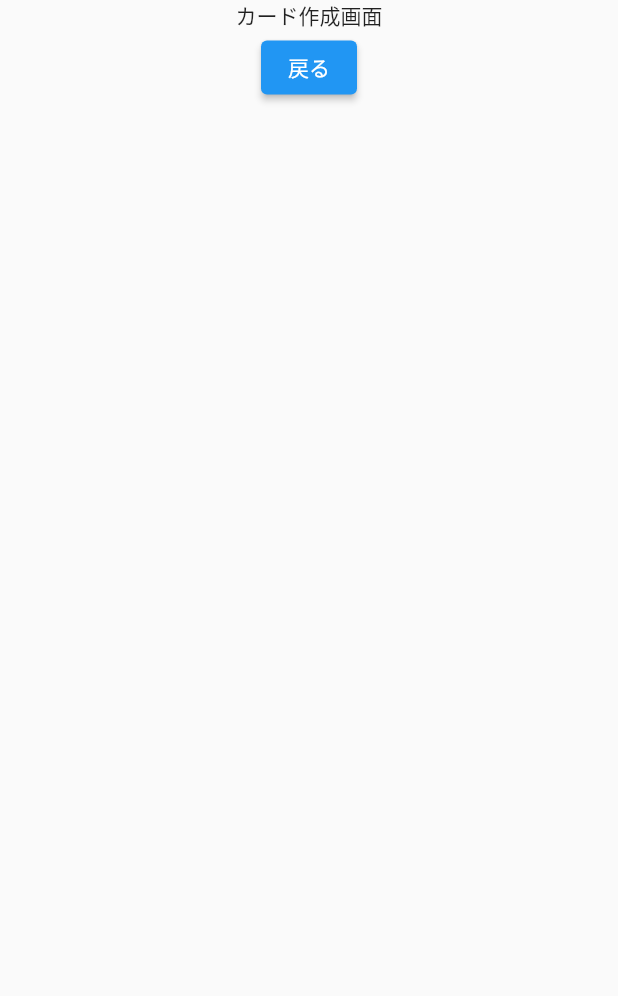
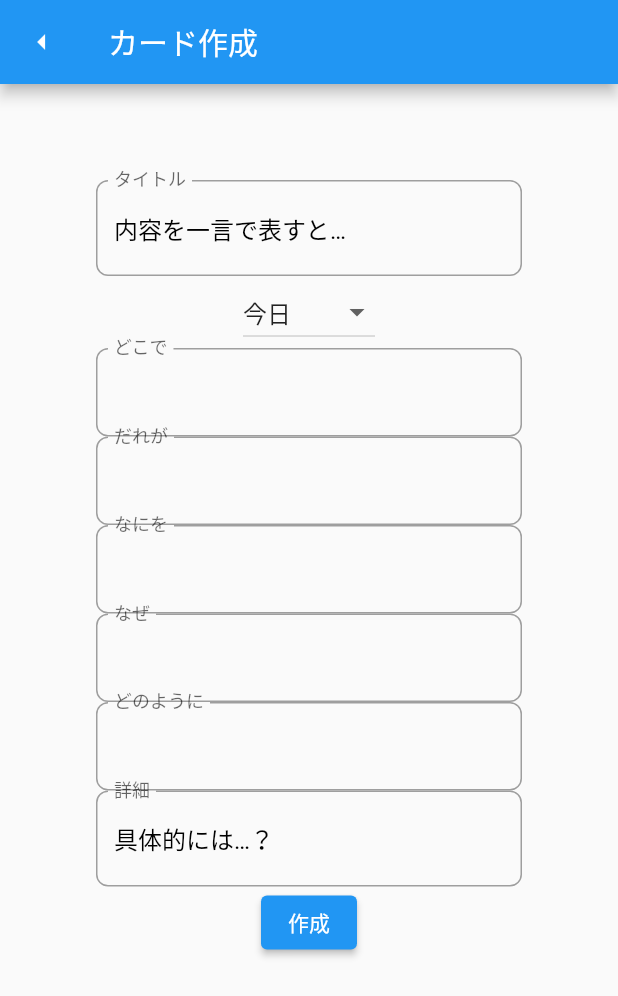
Before and after one commit to nmskm240/conversation_deck, a Flutter app: the CardMakePage screen opened directly, on a phone screen of 412 x 824 dp. Shown: the top 996 px of the screen. Run offline on Flutter 3.47's test engine with Material 2 defaults, Android fonts, the phone set to English and light mode, and no system bars.

Commit message:
会話カードに情報を入力し、作成できるように

```diff
--- /dev/null
+++ b/lib/LabeledTextField.dart
@@ -0,0 +1,42 @@
+import 'package:flutter/cupertino.dart';
+import 'package:flutter/material.dart';
+
+class LabeledTextField extends StatelessWidget {
+  final String label;
+  final String hint;
+  final Function callback;
+  final TextInputType type;
+
+  const LabeledTextField({
+    Key? key,
+    required this.label,
+    required this.hint,
+    required this.callback,
+    this.type = TextInputType.text,
+  }) : super(key: key);
+
+  @override
+  Widget build(BuildContext context) {
+    return TextField(
+      keyboardType: type,
+      maxLines: null,
+      decoration: InputDecoration(
+        labelText: label,
+        hintText: hint,
+        hintStyle: TextStyle(color: Colors.black),
+        floatingLabelBehavior: FloatingLabelBehavior.always,
+        focusedBorder: OutlineInputBorder(
+          borderRadius: BorderRadius.circular(8),
+          borderSide: BorderSide(color: Colors.black),
+        ),
+        enabledBorder: OutlineInputBorder(
+          borderRadius: BorderRadius.circular(8),
+          borderSide: BorderSide(color: Colors.grey),
+        ),
+      ),
+      onChanged: (String text) {
+        callback(text);
+      },
+    );
+  }
+}
--- a/lib/Pages/CardMakePage.dart
+++ b/lib/Pages/CardMakePage.dart
@@ -1,21 +1,98 @@
+import 'dart:convert';
+
+import 'package:conversation_deck/Time.dart';
 import 'package:flutter/cupertino.dart';
 import 'package:flutter/material.dart';
 
-class CardMakePage extends StatelessWidget {
+import '../LabeledTextField.dart';
+import '../TalkCard.dart';
+import '../TalkDetail.dart';
+
+class CardMakePage extends StatefulWidget {
+  @override
+  _CardMakePageState createState() => _CardMakePageState();
+}
+
+class _CardMakePageState extends State<CardMakePage> {
+  var _title = '';
+  var _summary = '';
+  var _talkDetail = new TalkDetail();
+
   @override
   Widget build(BuildContext context) {
     return Scaffold(
-      body: Center(
+      appBar: AppBar(
+        title: Text('カード作成'),
+        leading: IconButton(
+          icon: Icon(Icons.arrow_left_sharp),
+          onPressed: () {
+            Navigator.of(context).pop();
+          },
+        ),
+      ),
+      body: Container(
+        padding: EdgeInsets.all(64),
+        child: SingleChildScrollView(
           child: Column(
+            mainAxisAlignment: MainAxisAlignment.center,
             children: <Widget>[
-            Text('カード作成画面'),
+              LabeledTextField(
+                label: 'タイトル',
+                hint: '内容を一言で表すと…',
+                callback: (text) => {_title = text},
+              ),
+              DropdownButton<Time>(
+                value: _talkDetail.when,
+                onChanged: (Time? newValue) {
+                  setState(() {
+                    _talkDetail.when = newValue??Time.Today;
+                  });
+                },
+                items: Time.values.map((Time type) {
+                  return DropdownMenuItem<Time>(
+                    value: type,
+                    child: Text(TimeHelper.getValue(type)),
+                  );
+                }).toList(),
+              ),
+              LabeledTextField(
+                label: 'どこで',
+                hint: '',
+                callback: (text) => {_talkDetail.where = text},
+              ),
+              LabeledTextField(
+                label: 'だれが',
+                hint: '',
+                callback: (text) => {_talkDetail.who = text},
+              ),
+              LabeledTextField(
+                label: 'なにを',
+                hint: '',
+                callback: (text) => {_talkDetail.what = text},
+              ),
+              LabeledTextField(
+                label: 'なぜ',
+                hint: '',
+                callback: (text) => {_talkDetail.why = text},
+              ),
+              LabeledTextField(
+                label: 'どのように',
+                hint: '',
+                callback: (text) => {_talkDetail.how = text},
+              ),
+              LabeledTextField(
+                label: '詳細',
+                hint: '具体的には…？',
+                callback: (text) => {_talkDetail.other = text},
+              ),
               ElevatedButton(
+                child: Text('作成'),
                 onPressed: () {
-                Navigator.pop(context);
+                  var card = new TalkCard(_title, _summary, _talkDetail);
                 },
-              child: Text('戻る'),
               ),
             ],
+          ),
         ),
       ),
     );
--- a/lib/TalkCard.dart
+++ b/lib/TalkCard.dart
@@ -1,3 +1,5 @@
+import 'dart:convert';
+
 import 'package:conversation_deck/TalkDetail.dart';
 
 class TalkCard {
@@ -8,6 +10,7 @@ class TalkCard {
 
   String? get title => _title;
   String? get summary => _summary;
+  TalkDetail get detail => _talkDetail;
 
   TalkCard(String title, String summary, TalkDetail detail) {
     _title = title;
@@ -18,4 +21,17 @@ class TalkCard {
   void use() {
     _useCount++;
   }
+
+  TalkCard.fromJson(Map<String, dynamic> json)
+      : _title = json["title"],
+        _summary = json["summary"],
+        _talkDetail = json["detail"],
+        _useCount = json["count"];
+
+  Map<String, dynamic> toJson() => {
+        "title": _title,
+        "summary": _summary,
+        "detail": _talkDetail,
+        "count": _useCount
+      };
 }
--- a/lib/TalkDetail.dart
+++ b/lib/TalkDetail.dart
@@ -1,5 +1,9 @@
+import 'dart:developer';
+
+import 'package:conversation_deck/Time.dart';
+
 class TalkDetail {
-  DateTime? _when;
+  Time _when = Time.Today;
   String? _where;
   String? _who;
   String? _what;
@@ -7,7 +11,7 @@ class TalkDetail {
   String? _how;
   String? _other;
 
-  DateTime? get when => _when;
+  Time get when => _when;
   String? get where => _where;
   String? get who => _who;
   String? get what => _what;
@@ -15,7 +19,7 @@ class TalkDetail {
   String? get how => _how;
   String? get other => _other;
 
-  set when(DateTime? dateTime) => {_when = dateTime};
+  set when(Time o) => {_when = o};
   set where(String? s) => {_where = s};
   set who(String? s) => {_who = s};
   set what(String? s) => {_what = s};
@@ -24,7 +28,7 @@ class TalkDetail {
   set other(String? s) => {_other = s};
 
   TalkDetail(
-      {DateTime? when,
+      {Time when = Time.Today,
       String? where,
       String? who,
       String? what,
@@ -39,4 +43,23 @@ class TalkDetail {
     _how = how;
     _other = other;
   }
+
+  TalkDetail.fromJson(Map<String, dynamic> json)
+      : _when = Time.values[json["when"]],
+        _where = json["where"],
+        _who = json["who"],
+        _what = json["what"],
+        _why = json["why"],
+        _how = json["how"],
+        _other = json["other"];
+
+  Map<String, dynamic> toJson() => {
+        "when": _when.index,
+        "where": _where,
+        "who": _who,
+        "what": _what,
+        "why": _why,
+        "how": _how,
+        "other": _other
+      };
 }
--- /dev/null
+++ b/lib/Time.dart
@@ -0,0 +1,36 @@
+enum Time {
+  Today,
+  Yestaday,
+  ThisWeek,
+  ThisMonth,
+  ThisYear,
+  LastWeek,
+  LastMonth,
+  LastYear,
+  LongAgo,
+}
+
+class TimeHelper {
+  static String getValue(Time time) {
+    switch (time) {
+      case Time.Today:
+        return '今日';
+      case Time.Yestaday:
+        return '昨日';
+      case Time.ThisWeek:
+        return '今週';
+      case Time.ThisMonth:
+        return '今月';
+      case Time.ThisYear:
+        return '今年';
+      case Time.LastWeek:
+        return '先週';
+      case Time.LastMonth:
+        return '先月';
+      case Time.LastYear:
+        return '去年';
+      case Time.LongAgo:
+        return 'かなり前';
+    }
+  }
+}
```
Also changed, not shown: 1 other file. Lines whose indentation alone changed are shown as unchanged.
